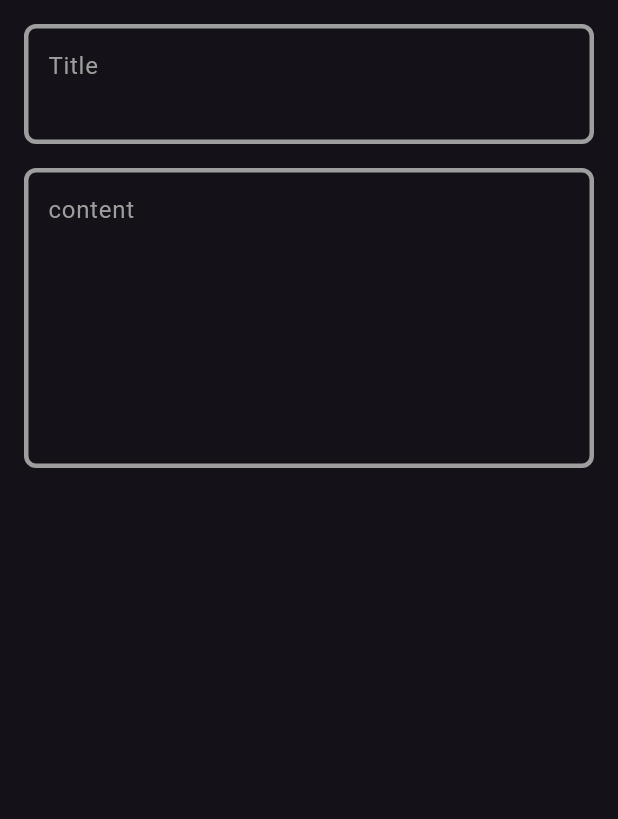
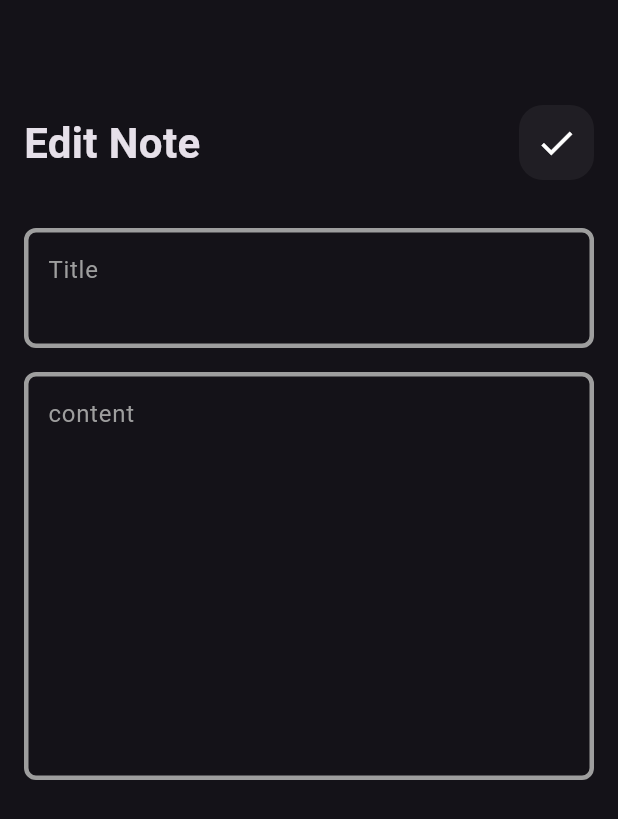
Before and after one commit to BaselHegazi226/note_app1, a Flutter app: the screen it shows after launch, after a tap on "Basel Hegazi", on a phone screen of 412 x 824 dp. Shown: the top 819 px of the screen. Run offline on Flutter 3.47's test engine with Material 3 defaults, Android fonts, the phone set to English and light mode, and no system bars; our stand-ins replace hive_flutter; accounts and stored records are empty; Roboto replaces fonts that are missing (assets/fonts/rubik/Rubik-BoldItalic.ttf).

Commit message:
make update of my widgets

```diff
--- a/lib/views/widget/custom/custom_app_bar.dart
+++ b/lib/views/widget/custom/custom_app_bar.dart
@@ -3,21 +3,24 @@ import 'package:flutter/material.dart';
 import 'custom_icon.dart';
 
 class CustomAppBar extends StatelessWidget {
-  const CustomAppBar({super.key});
-
+  const CustomAppBar({super.key, required this.title, required this.iconData});
+  final String title;
+  final IconData iconData;
   @override
   Widget build(BuildContext context) {
-    return const Row(
+    return Row(
       children: [
         Text(
-          'Notes',
+          title,
           style: TextStyle(
             fontSize: 28,
             fontWeight: FontWeight.w700,
           ),
         ),
         Spacer(),
-        CustomIcon(),
+        CustomIcon(
+          iconData: iconData,
+        ),
       ],
     );
   }
--- a/lib/views/widget/custom/custom_icon.dart
+++ b/lib/views/widget/custom/custom_icon.dart
@@ -1,8 +1,8 @@
 import 'package:flutter/material.dart';
 
 class CustomIcon extends StatelessWidget {
-  const CustomIcon({super.key});
-
+  const CustomIcon({super.key, required this.iconData});
+  final IconData iconData;
   @override
   Widget build(BuildContext context) {
     return Container(
@@ -14,8 +14,8 @@ class CustomIcon extends StatelessWidget {
       ),
       child: IconButton(
         onPressed: () {},
-        icon: const Icon(
-          Icons.search_rounded,
+        icon: Icon(
+          iconData,
           color: Colors.white,
           size: 28,
         ),
--- a/lib/views/widget/item/add_modal_bottom_sheet.dart
+++ b/lib/views/widget/item/add_modal_bottom_sheet.dart
@@ -27,7 +27,7 @@ class AddModalBottomSheet extends StatelessWidget {
                 ),
                 CustomTextField(
                   hintText: 'content',
-                  maxLines: 7,
+                  maxLines: 10,
                 ),
                 Padding(
                   padding: const EdgeInsets.only(top: 32),
--- a/lib/views/widget/item/note_list_view.dart
+++ b/lib/views/widget/item/note_list_view.dart
@@ -13,7 +13,7 @@ class NoteListView extends StatelessWidget {
       child: ListView.builder(
         padding: EdgeInsets.zero,
         itemBuilder: (context, index) {
-          return NoteItem();
+          return const NoteItem();
         },
       ),
     ));
--- a/lib/views/widget/item_body/edit_note_view_body.dart
+++ b/lib/views/widget/item_body/edit_note_view_body.dart
@@ -1,5 +1,6 @@
 import 'package:flutter/material.dart';
 
+import '../custom/custom_app_bar.dart';
 import '../custom/custom_text_field.dart';
 
 class EditNoteViewBody extends StatelessWidget {
@@ -12,8 +13,19 @@ class EditNoteViewBody extends StatelessWidget {
           vertical: 16,
           horizontal: 16,
         ),
+        child: SingleChildScrollView(
           child: Column(
             children: [
+              const SizedBox(
+                height: 54,
+              ),
+              const CustomAppBar(
+                iconData: Icons.check,
+                title: 'Edit Note',
+              ),
+              const SizedBox(
+                height: 32,
+              ),
               CustomTextField(
                 hintText: 'Title',
                 maxLines: 2,
@@ -23,10 +35,10 @@ class EditNoteViewBody extends StatelessWidget {
               ),
               CustomTextField(
                 hintText: 'content',
-            maxLines: 7,
+                maxLines: 10,
               ),
             ],
           ),
-    );
+        ));
   }
 }
--- a/lib/views/widget/item_body/note_view_body.dart
+++ b/lib/views/widget/item_body/note_view_body.dart
@@ -17,7 +17,10 @@ class NoteViewBody extends StatelessWidget {
           SizedBox(
             height: 54,
           ),
-          CustomAppBar(),
+          CustomAppBar(
+            iconData: Icons.search_rounded,
+            title: 'Note',
+          ),
           NoteListView(),
         ],
       ),
--- a/pubspec.yaml
+++ b/pubspec.yaml
@@ -35,8 +35,13 @@ dependencies:
   # The following adds the Cupertino Icons font to your application.
   # Use with the CupertinoIcons class for iOS style icons.
   cupertino_icons: ^1.0.6
+  hive_flutter: ^1.1.0
+  hive: ^2.2.3
+
 
 dev_dependencies:
+  hive_generator: ^2.0.1
+  build_runner: ^2.4.11
   flutter_test:
     sdk: flutter
 
```
Also changed, not shown: pubspec.lock, 1 other file. Lines whose indentation alone changed are shown as unchanged.
